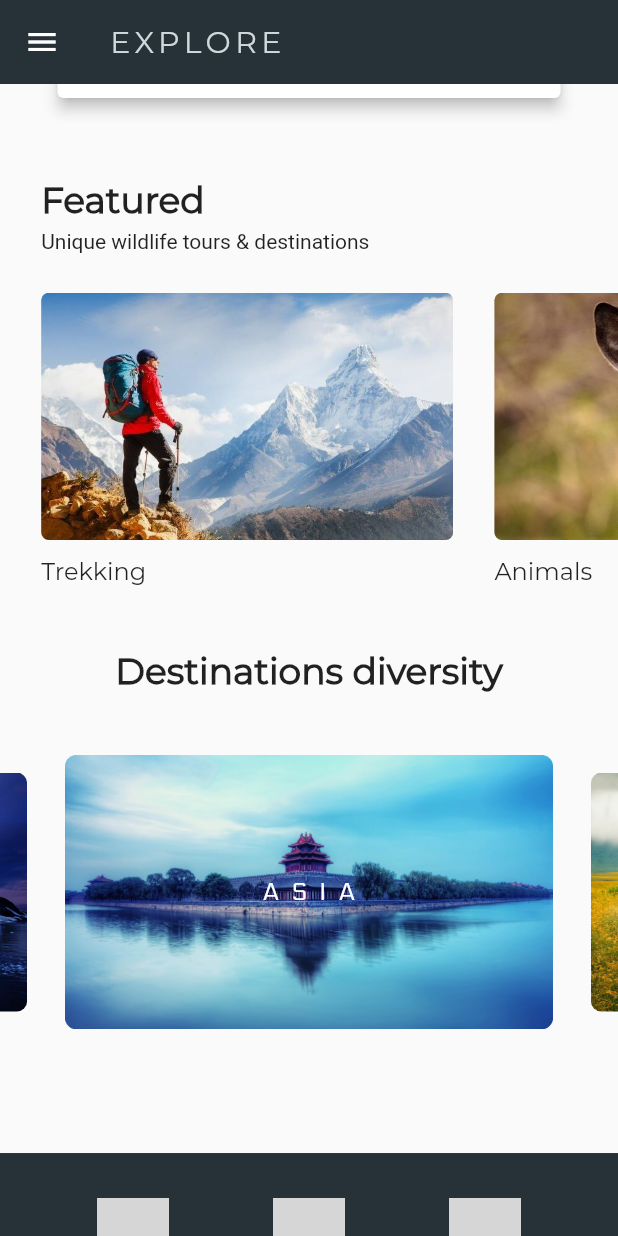
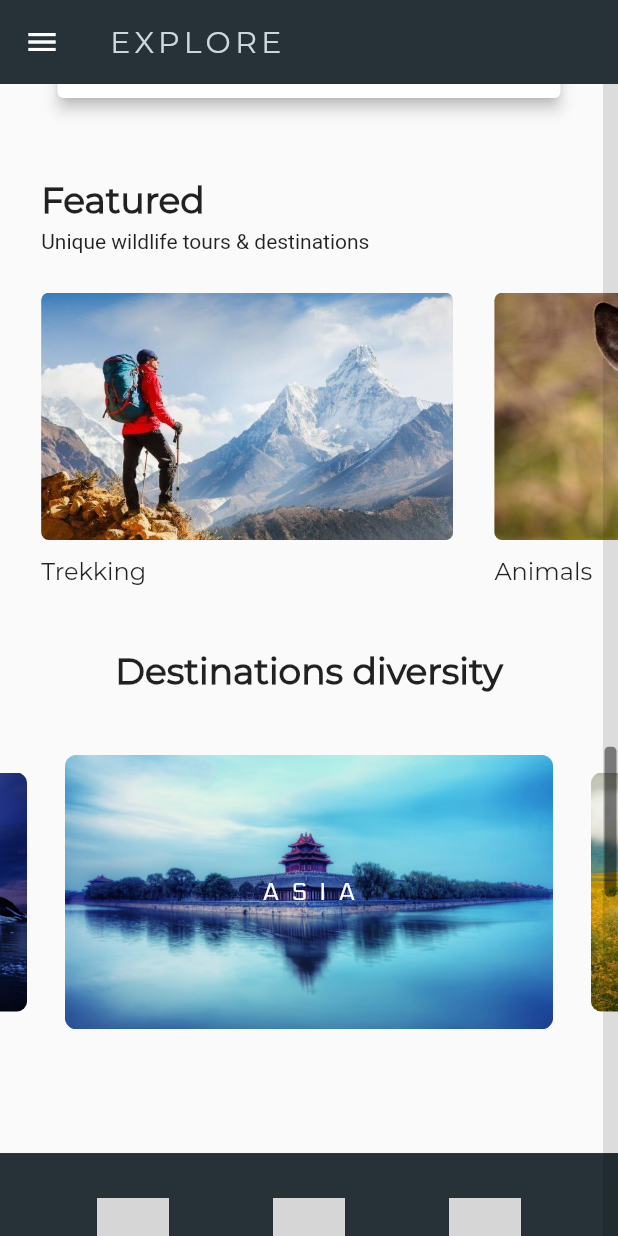
Before and after one commit to sbis04/explore, a Flutter app: the screen it shows after launch, scrolled down 576 dp, on a phone screen of 412 x 824 dp. Run offline on Flutter 3.47's test engine with Material 2 defaults, Android fonts, the phone set to English and light mode, and no system bars; drawn by our look-alikes of carousel_slider; grey boxes are pictures that could not be loaded.

Commit message:
Add a basic scroll bar for web

```diff
--- a/lib/screens/home_page.dart
+++ b/lib/screens/home_page.dart
@@ -18,10 +18,12 @@ class _HomePageState extends State<HomePage> {
   ScrollController _scrollController;
   double _scrollPosition = 0;
   double _opacity = 0;
+  bool _isUpdating;
 
   _scrollListener() {
     setState(() {
       _scrollPosition = _scrollController.position.pixels;
+      // print(_scrollController.position.maxScrollExtent);
     });
   }
 
@@ -29,6 +31,7 @@ class _HomePageState extends State<HomePage> {
   void initState() {
     _scrollController = ScrollController();
     _scrollController.addListener(_scrollListener);
+    _isUpdating = false;
     super.initState();
   }
 
@@ -61,7 +64,27 @@ class _HomePageState extends State<HomePage> {
               child: TopBarContents(_opacity),
             ),
       drawer: ExploreDrawer(),
-      body: SingleChildScrollView(
+      body: NotificationListener<ScrollNotification>(
+        onNotification: (notification) {
+          if (notification.depth == 0) {
+            if (notification is ScrollUpdateNotification) {
+              setState(() {
+                _isUpdating = true;
+              });
+            } else {
+              Future.delayed(Duration(seconds: 3), () {
+                setState(() {
+                  _isUpdating = false;
+                });
+              });
+            }
+            print(_isUpdating);
+          }
+          return true;
+        },
+        child: Stack(
+          children: [
+            SingleChildScrollView(
               controller: _scrollController,
               physics: ClampingScrollPhysics(),
               child: Column(
@@ -103,6 +126,62 @@ class _HomePageState extends State<HomePage> {
                 ],
               ),
             ),
+            AnimatedOpacity(
+              opacity: _scrollController.hasClients ? _isUpdating ? 1 : 0 : 0,
+              duration: Duration(milliseconds: 300),
+              child: Container(
+                alignment: Alignment.centerRight,
+                height: MediaQuery.of(context).size.height,
+                width: 10.0,
+                margin: EdgeInsets.only(
+                  left: MediaQuery.of(context).size.width - 10.0,
+                ),
+                decoration: BoxDecoration(color: Colors.black12),
+                child: Container(
+                  alignment: Alignment.topCenter,
+                  child: GestureDetector(
+                    child: Container(
+                      height: 100.0,
+                      width: 8.0,
+                      margin: EdgeInsets.only(
+                        left: 1.0,
+                        right: 1.0,
+                        top: _scrollController.hasClients
+                            ? ((screenSize.height *
+                                    _scrollPosition /
+                                    _scrollController
+                                        .position.maxScrollExtent) -
+                                (100 *
+                                    _scrollPosition /
+                                    _scrollController.position.maxScrollExtent))
+                            : 0,
+                      ),
+                      decoration: BoxDecoration(
+                        color: Colors.black45,
+                        borderRadius: BorderRadius.all(
+                          Radius.circular(3.0),
+                        ),
+                      ),
+                    ),
+                    onVerticalDragUpdate: (dragUpdate) {
+                      _scrollController.position
+                          .moveTo(dragUpdate.globalPosition.dy * 3.5);
+
+                      setState(() {
+                        if (dragUpdate.globalPosition.dy >= 0) {
+                          _scrollPosition = dragUpdate.globalPosition.dy;
+                        }
+                        print(
+                            "View offset ${_scrollController.offset} scroll-bar offset $_scrollPosition");
+                      });
+                    },
+                  ),
+                ),
+              ),
+            ),
+          ],
+        ),
+      ),
     );
   }
 }
```
Lines whose indentation alone changed are shown as unchanged.
